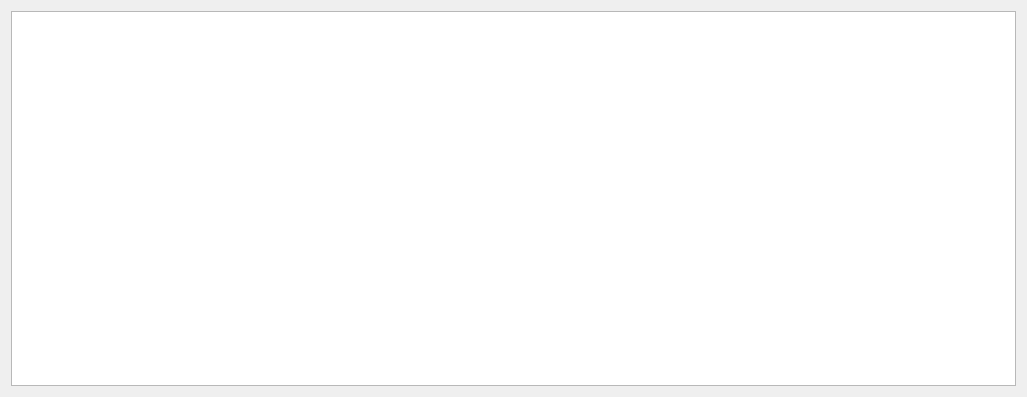
This is sistema_completo/sorges/ui/mapwidget.ui in AdanTL/SORGES as Qt 5 draws it before an edit. The edited form follows.
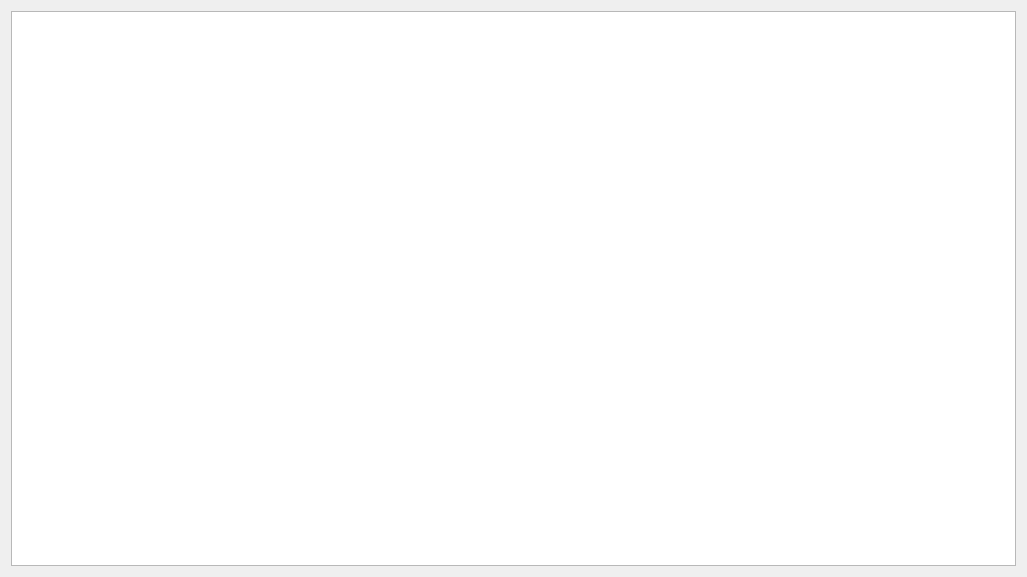
This is the edited form.

```diff
--- a/sistema_completo/sorges/ui/mapwidget.ui
+++ b/sistema_completo/sorges/ui/mapwidget.ui
@@ -7,7 +7,7 @@
     <x>0</x>
     <y>0</y>
     <width>1027</width>
-    <height>397</height>
+    <height>577</height>
    </rect>
   </property>
   <property name="windowTitle">
```
